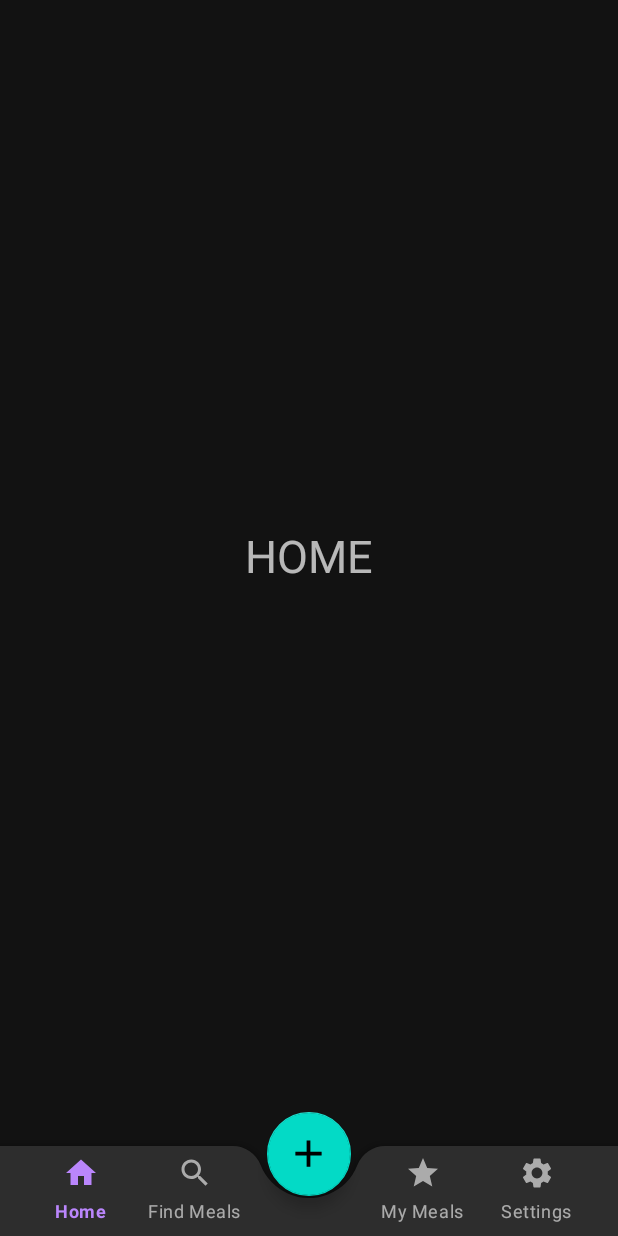
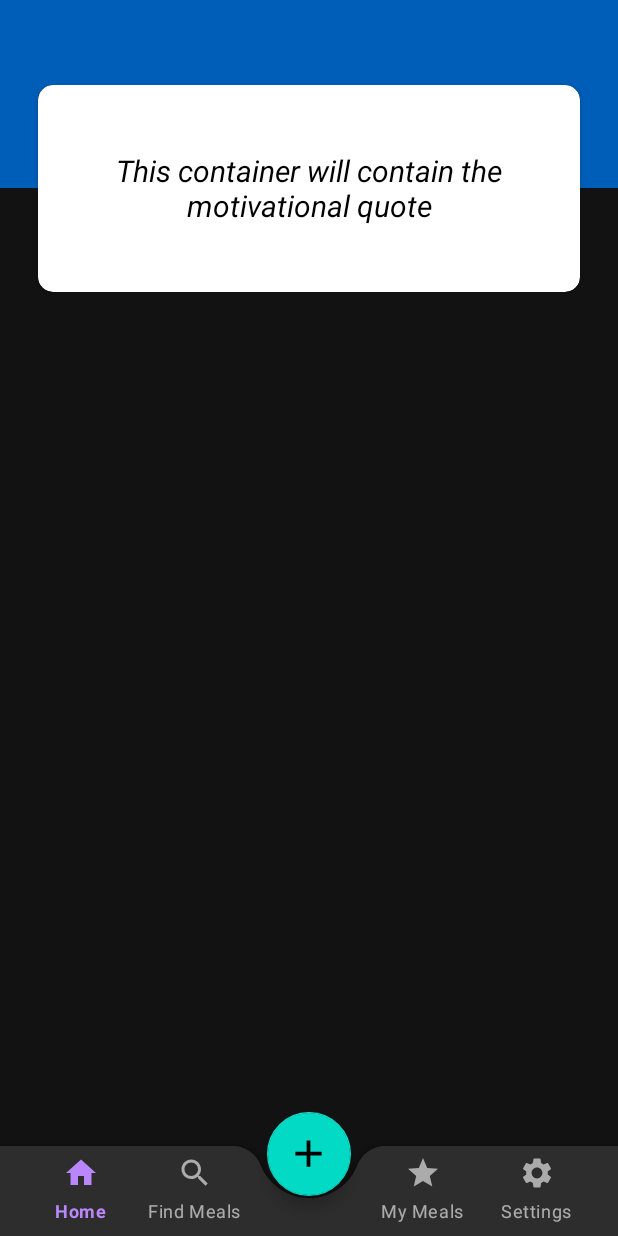
Before and after one commit to jas-singhh/CS3IP-Plannify, an Android app: the screen it shows after launch (MainActivity), on a phone screen of 412 x 824 dp. Run offline under Robolectric (Android 15) with nearby library versions, the phone set to English and light mode, and no system bars; our stand-ins replace navigation-ui; 3 statements that could not run were skipped.

Commit message:
Add "motivational quote" functionality

```diff
--- a/app/build.gradle
+++ b/app/build.gradle
@@ -40,6 +40,8 @@ dependencies {
     implementation 'androidx.navigation:navigation-fragment:2.7.5'
     implementation 'androidx.navigation:navigation-ui:2.7.5'
     implementation 'com.google.android.material:material:1.11.0-beta01'
+    implementation "androidx.cardview:cardview:1.0.0"
+
     testImplementation 'junit:junit:4.13.2'
     androidTestImplementation 'androidx.test.ext:junit:1.1.5'
     androidTestImplementation 'androidx.test.espresso:espresso-core:3.5.1'
@@ -62,4 +64,11 @@ dependencies {
 
     // Jetpack Compose Integration
     implementation "androidx.navigation:navigation-compose:$nav_version"
+
+    // Retrofit
+    implementation 'com.squareup.retrofit2:retrofit:2.9.0'
+    implementation 'com.squareup.retrofit2:converter-gson:2.9.0'
+    implementation 'com.squareup.okhttp3:okhttp:3.14.9'
+    implementation 'com.squareup.retrofit2:converter-gson'
+
 }
--- a/app/src/main/AndroidManifest.xml
+++ b/app/src/main/AndroidManifest.xml
@@ -1,6 +1,8 @@
 <?xml version="1.0" encoding="utf-8"?>
 <manifest xmlns:android="http://schemas.android.com/apk/res/android"
     xmlns:tools="http://schemas.android.com/tools">
+
+    <uses-permission android:name="android.permission.INTERNET"/>
 
     <application
         android:allowBackup="true"
--- a/app/src/main/java/uk/ac/aston/cs3mdd/mealplanner/HomeFragment.java
+++ b/app/src/main/java/uk/ac/aston/cs3mdd/mealplanner/HomeFragment.java
@@ -2,32 +2,62 @@ package uk.ac.aston.cs3mdd.mealplanner;
 
 import android.os.Bundle;
 
+import androidx.annotation.NonNull;
 import androidx.annotation.Nullable;
 import androidx.fragment.app.Fragment;
+import androidx.lifecycle.Observer;
 import androidx.lifecycle.ViewModelProvider;
 
 import android.view.LayoutInflater;
 import android.view.View;
 import android.view.ViewGroup;
 
+import retrofit2.Retrofit;
+import retrofit2.converter.gson.GsonConverterFactory;
 import uk.ac.aston.cs3mdd.mealplanner.databinding.FragmentHomeBinding;
+import uk.ac.aston.cs3mdd.mealplanner.quote_model.Quote;
+import uk.ac.aston.cs3mdd.mealplanner.quote_model.QuoteDataSource;
+import uk.ac.aston.cs3mdd.mealplanner.quote_model.QuoteViewModel;
+import uk.ac.aston.cs3mdd.mealplanner.service.QuoteRequest;
 
 
 public class HomeFragment extends Fragment {
 
     private FragmentHomeBinding binding;
+    // Reference: CS3MDD Lab 2
+    private QuoteViewModel quoteModel;
 
     @Override
     public void onCreate(@Nullable Bundle savedInstanceState) {
         super.onCreate(savedInstanceState);
+        quoteModel = new ViewModelProvider(requireActivity()).get(QuoteViewModel.class);
 
     }
 
 
     @Override
-    public View onCreateView(LayoutInflater inflater, ViewGroup container,
+    public View onCreateView(@NonNull LayoutInflater inflater, ViewGroup container,
                              Bundle savedInstanceState) {
         binding = FragmentHomeBinding.inflate(inflater, container, false);
         return binding.getRoot();
     }
+
+    @Override
+    public void onViewCreated(@NonNull View view, @Nullable Bundle savedInstanceState) {
+        super.onViewCreated(view, savedInstanceState);
+
+        String API_URL = "https://api.api-ninjas.com/";
+        Retrofit retrofit = new Retrofit.Builder()
+                .baseUrl(API_URL)
+                .addConverterFactory(GsonConverterFactory.create())
+                .build();
+
+        QuoteRequest request = retrofit.create(QuoteRequest.class);
+
+
+        quoteModel.requestQuote(new QuoteDataSource(request));
+        quoteModel.getQuote().observe(getViewLifecycleOwner(), quote -> binding.tvMotivationalQuote.setText(quote.getQuote()));
+    }
+
+    // Helper Methods
 }
--- /dev/null
+++ b/app/src/main/java/uk/ac/aston/cs3mdd/mealplanner/quote_model/Quote.java
@@ -0,0 +1,22 @@
+package uk.ac.aston.cs3mdd.mealplanner.quote_model;
+
+import java.io.Serializable;
+
+public class Quote implements Serializable {
+
+    private String category;
+    private String quote;
+    private String author;
+
+    public String getCategory() {
+        return category;
+    }
+
+    public String getQuote() {
+        return quote;
+    }
+
+    public String getAuthor() {
+        return author;
+    }
+}
--- /dev/null
+++ b/app/src/main/java/uk/ac/aston/cs3mdd/mealplanner/service/QuoteRequest.java
@@ -0,0 +1,19 @@
+package uk.ac.aston.cs3mdd.mealplanner.service;
+
+import java.util.List;
+
+import retrofit2.Call;
+import retrofit2.http.GET;
+import retrofit2.http.Headers;
+import uk.ac.aston.cs3mdd.mealplanner.quote_model.Quote;
+
+public interface QuoteRequest {
+
+    String API_KEY = "jBW5VV4Ncyktg+m1B1kNSw==gZk04DY01boWx9Ee";
+
+    // Reference: Mobile Design and Development Lab 4
+    @Headers("x-api-key: " + API_KEY)
+    @GET("v1/quotes?category=health")
+    Call<List<Quote>> requestQuote();
+
+}
--- a/app/src/main/res/layout/fragment_home.xml
+++ b/app/src/main/res/layout/fragment_home.xml
@@ -1,19 +1,54 @@
 <?xml version="1.0" encoding="utf-8"?>
-<LinearLayout xmlns:android="http://schemas.android.com/apk/res/android"
+<androidx.constraintlayout.widget.ConstraintLayout xmlns:android="http://schemas.android.com/apk/res/android"
     xmlns:tools="http://schemas.android.com/tools"
     android:layout_width="match_parent"
     android:layout_height="match_parent"
+    xmlns:app="http://schemas.android.com/apk/res-auto"
     android:orientation="vertical"
     tools:context=".HomeFragment">
 
-    <TextView
+    <View
         android:layout_width="match_parent"
-        android:layout_height="match_parent"
-        android:gravity="center"
-        android:text="HOME"
-        android:textSize="30dp"
+        android:layout_height="125dp"
+        app:layout_constraintTop_toTopOf="parent"
+        app:layout_constraintStart_toStartOf="parent"
+        app:layout_constraintEnd_toEndOf="parent"
+        android:background="@color/primary"
+        android:id="@+id/header_bg"
         />
+
+    <androidx.cardview.widget.CardView
+        android:layout_width="match_parent"
+        android:layout_height="150dp"
+        app:layout_constraintTop_toBottomOf="@id/header_bg"
+        app:layout_constraintStart_toStartOf="parent"
+        app:layout_constraintEnd_toEndOf="parent"
+        app:layout_constraintBottom_toBottomOf="@+id/header_bg"
+        android:backgroundTint="@color/white"
+        android:layout_marginHorizontal="20dp"
+        app:cardUseCompatPadding="true"
+        app:cardCornerRadius="10dp"
+        android:elevation="10dp"
+        >
+
+        <TextView
+            android:padding="5dp"
+            android:id="@+id/tv_motivational_quote"
+            android:layout_width="match_parent"
+            android:layout_height="match_parent"
+            android:text="This container will contain the motivational quote"
+            android:textColor="@color/black"
+            android:gravity="center"
+            android:textSize="20sp"
+            app:autoSizeMaxTextSize="20sp"
+            app:autoSizeMinTextSize="10sp"
+            app:autoSizeStepGranularity="2sp"
+            app:autoSizeTextType="uniform"
+            android:textStyle="italic"
+            />
+
+    </androidx.cardview.widget.CardView>
 
 
 
-</LinearLayout>
+</androidx.constraintlayout.widget.ConstraintLayout>
--- a/app/src/main/res/values/colors.xml
+++ b/app/src/main/res/values/colors.xml
@@ -2,4 +2,7 @@
 <resources>
     <color name="black">#FF000000</color>
     <color name="white">#FFFFFFFF</color>
+    <color name="primary">#005EB8</color>
+    <color name="complementary">#B87200</color>
+
 </resources>
```
